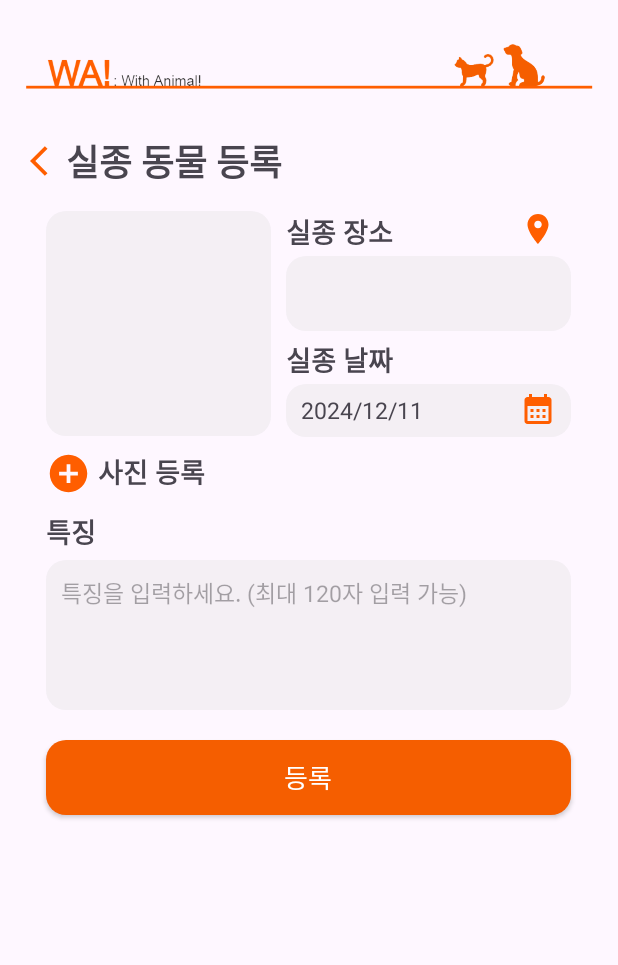
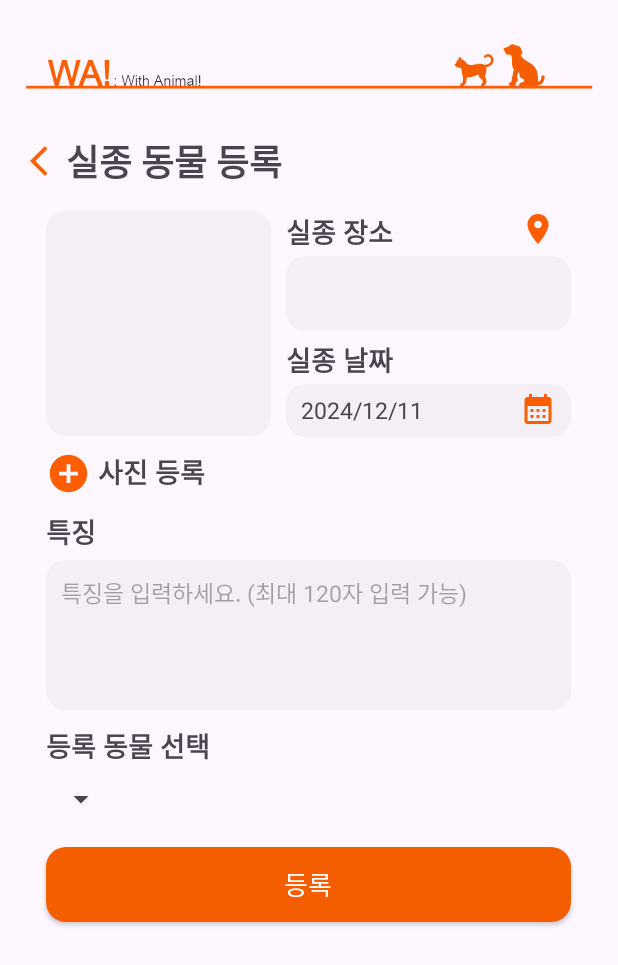
Before and after one commit to fkrlssh/With_Animal, an Android app: the MissingWriteActivity screen opened directly, with no data from a screen before it, on a phone screen of 412 x 824 dp. Shown: the top 965 px of the screen. Run offline under Robolectric (Android 15) with nearby library versions, the phone set to English and light mode, and no system bars; pictures from the network do not load.

Commit message:
이미지 scaletype 변경

```diff
--- a/app/src/main/res/layout/fragment_home_main.xml
+++ b/app/src/main/res/layout/fragment_home_main.xml
@@ -51,7 +51,7 @@
                 android:layout_marginTop="155dp"
                 android:layout_marginLeft="15dp"
                 android:src="@mipmap/wa_icon"
-                android:scaleType="fitXY"/>
+                android:scaleType="centerCrop"/>
             <!--동물 이름-->
             <TextView
                 android:id="@+id/home_petname"
--- a/app/src/main/res/layout/home_pet_register.xml
+++ b/app/src/main/res/layout/home_pet_register.xml
@@ -39,7 +39,7 @@
         android:layout_marginTop="15dp"
         android:layout_gravity="center_horizontal"
         android:background="@drawable/graybox"
-        android:scaleType="fitXY"/>
+        android:scaleType="centerCrop"/>
 <!--사진 등록 버튼-->
     <android.widget.Button
         android:id="@+id/register_photoB"
--- a/app/src/main/res/layout/missing_find.xml
+++ b/app/src/main/res/layout/missing_find.xml
@@ -42,7 +42,7 @@
             android:layout_width="150dp"
             android:layout_height="150dp"
             android:background="@drawable/graybox"
-            android:scaleType="fitXY"/>
+            android:scaleType="centerCrop"/>
 <!--발견자의 실종 동물 사진 등록 버튼-->
         <ImageButton
             android:id="@+id/missing_find_photoadd"
--- a/app/src/main/res/layout/missing_list.xml
+++ b/app/src/main/res/layout/missing_list.xml
@@ -10,7 +10,7 @@
         android:id="@+id/missing_list_photo"
         android:layout_width="95dp"
         android:layout_height="95dp"
-        android:scaleType="fitXY"
+        android:scaleType="centerCrop"
         android:layout_marginRight="10dp"
         android:layout_centerVertical="true"/>
 
--- a/app/src/main/res/layout/missing_notification.xml
+++ b/app/src/main/res/layout/missing_notification.xml
@@ -23,7 +23,7 @@
             android:layout_width="match_parent"
             android:layout_height="300dp"
             android:layout_marginTop="10dp"
-            android:scaleType="fitXY"/>
+            android:scaleType="centerCrop"/>
 
         <TextView
             android:layout_width="wrap_content"
--- a/app/src/main/res/layout/missing_page.xml
+++ b/app/src/main/res/layout/missing_page.xml
@@ -68,7 +68,7 @@
             android:layout_width="150dp"
             android:layout_height="150dp"
             android:background="@drawable/graybox"
-            android:scaleType="fitXY"/>
+            android:scaleType="centerCrop"/>
 
         <LinearLayout
             android:layout_width="200dp"
--- a/app/src/main/res/layout/missing_write.xml
+++ b/app/src/main/res/layout/missing_write.xml
@@ -42,7 +42,7 @@
             android:layout_width="150dp"
             android:layout_height="150dp"
             android:background="@drawable/graybox"
-            android:scaleType="fitXY"/>
+            android:scaleType="centerCrop"/>
 <!--실종 동물 사진 등록 버튼-->
         <ImageButton
             android:id="@+id/missing_write_photoadd"
@@ -155,6 +155,23 @@
         android:inputType="textMultiLine"
         android:background="@drawable/graybox"/>
 
+    <TextView
+        android:layout_width="350dp"
+        android:layout_height="wrap_content"
+        android:layout_gravity="center_horizontal"
+        android:layout_marginTop="10dp"
+        android:text="등록 동물 선택"
+        android:textSize="18sp"
+        android:textStyle="bold"/>
+
+    <Spinner
+        android:id="@+id/missing_spinner"
+        android:layout_width="wrap_content"
+        android:layout_height="wrap_content"
+        android:layout_marginTop="10dp"
+        android:layout_marginLeft="30dp"
+        android:spinnerMode="dropdown"/>
+
 <!--실종 동물 등록 버튼-->
     <android.widget.Button
         android:id="@+id/missing_write_registerB"
```
